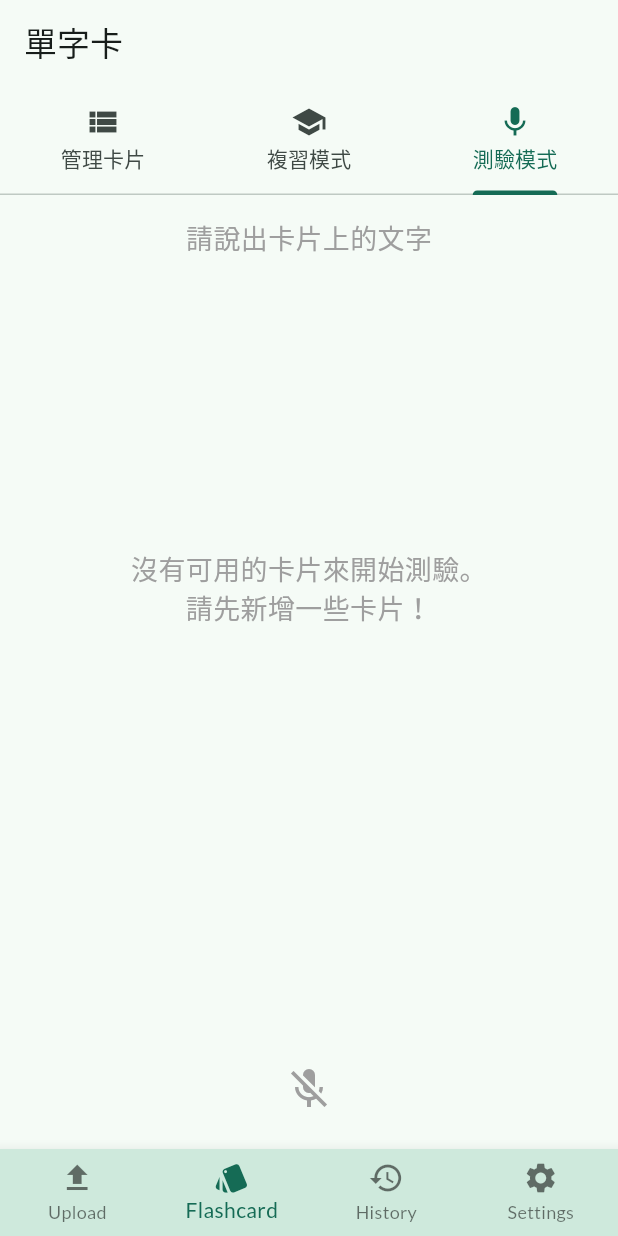
After one commit to rogerfan48/meichu-hackathon, a Flutter app: the FlashcardPage screen opened by its route, tab 3 chosen, after a tap on the "mic off" icon, on a phone screen of 412 x 824 dp. The commit adds this screen. Run offline on Flutter 3.47's test engine with Material 3 defaults, Android fonts, the phone set to English and light mode, and no system bars; drawn by our look-alikes of showcaseview; our stand-ins replace cloud_firestore, cloud_functions, file_picker, firebase_auth, firebase_core, firebase_storage and 11 more; missing offline and left inert: model_viewer_plus; accounts and stored records are empty; Roboto replaces fonts that are missing (Signika).

Commit message:
feat: flashcard test merge

```diff
--- a/lib/pages/flashcard_page.dart
+++ b/lib/pages/flashcard_page.dart
@@ -4,6 +4,7 @@ import '../view_models/cards_page_view_model.dart';
 import '../view_models/account_vm.dart';
 import '../widgets/flashcard/game_view.dart';
 import '../widgets/flashcard/management_view.dart';
+import '../widgets/flashcard/quiz_mode_view.dart';
 
 class FlashcardPage extends StatelessWidget {
   const FlashcardPage({super.key});
@@ -17,11 +18,8 @@ class FlashcardPage extends StatelessWidget {
         body: const Center(
           child: Padding(
             padding: EdgeInsets.all(24.0),
-            child: Text(
-              '請先至「設定」頁面登入以使用單字卡功能。',
-              textAlign: TextAlign.center,
-              style: TextStyle(fontSize: 18, color: Colors.grey),
-            ),
+            child: Text('請先至「設定」頁面登入以使用單字卡功能。',
+              textAlign: TextAlign.center, style: TextStyle(fontSize: 18, color: Colors.grey)),
           ),
         ),
       );
@@ -33,7 +31,7 @@ class FlashcardPage extends StatelessWidget {
           return const Scaffold(body: Center(child: Text('ViewModel 初始化中...')));
         }
         return DefaultTabController(
-          length: 2,
+          length: 3,
           child: Scaffold(
             appBar: AppBar(
               title: const Text('單字卡'),
@@ -41,11 +39,11 @@ class FlashcardPage extends StatelessWidget {
               bottom: TabBar(
                 tabs: const [
                   Tab(text: '管理卡片', icon: Icon(Icons.view_list)),
-                  Tab(text: '遊戲模式', icon: Icon(Icons.games)),
+                  Tab(text: '複習模式', icon: Icon(Icons.school)),
+                  Tab(text: '測驗模式', icon: Icon(Icons.mic)),
                 ],
                 onTap: (index) {
-                  // 從遊戲模式切換走時，重設遊戲狀態
-                  if (viewModel.gameState != GameState.setup && index == 0) {
+                  if (viewModel.gameState != GameState.setup && index != 1) {
                     viewModel.endGame();
                   }
                 },
@@ -66,10 +64,11 @@ class FlashcardPage extends StatelessWidget {
         return Center(child: Text(viewModel.errorMessage ?? '發生未知錯誤'));
       case CardsPageState.idle:
         return TabBarView(
-          physics: const NeverScrollableScrollPhysics(), // 禁止滑動切換 Tab
+          physics: const NeverScrollableScrollPhysics(),
           children: [
             CardManagementView(viewModel: viewModel),
             GameView(viewModel: viewModel),
+            QuizModeView(viewModel: viewModel),
           ],
         );
     }
--- /dev/null
+++ b/lib/widgets/flashcard/quiz_mode_deck.dart
@@ -0,0 +1,91 @@
+import 'package:flutter/material.dart';
+import 'package:flutter_card_swiper/flutter_card_swiper.dart';
+import '../../models/card_model.dart';
+import '../shared/quiz_flash_card.dart';
+
+/// 這個 Controller 專門用於控制測驗模式的卡片堆
+class QuizDeckController {
+  _QuizModeDeckState? _state;
+
+  void _attach(_QuizModeDeckState state) => _state = state;
+  void dispose() => _state = null;
+
+  void swipeRight() => _state?._swiperController.swipe(CardSwiperDirection.right);
+  void swipeLeft() => _state?._swiperController.swipe(CardSwiperDirection.left);
+  int get currentIndex => _state?._currentIndex ?? 0;
+}
+
+class QuizModeDeck extends StatefulWidget {
+  final List<StudyCard> cards;
+  final QuizDeckController? controller;
+
+  const QuizModeDeck({
+    super.key,
+    required this.cards,
+    this.controller,
+  });
+
+  @override
+  State<QuizModeDeck> createState() => _QuizModeDeckState();
+}
+
+class _QuizModeDeckState extends State<QuizModeDeck> {
+  final CardSwiperController _swiperController = CardSwiperController();
+  int _currentIndex = 0;
+
+  @override
+  void initState() {
+    super.initState();
+    widget.controller?._attach(this);
+  }
+
+  @override
+  void dispose() {
+    widget.controller?.dispose();
+    _swiperController.dispose();
+    super.dispose();
+  }
+
+  @override
+  Widget build(BuildContext context) {
+    // ** 關鍵修正：這是解決崩潰的核心 **
+    // 如果傳入的卡片列表是空的，就顯示提示訊息，而不是嘗試建立 CardSwiper。
+    if (widget.cards.isEmpty) {
+      return const Center(
+        child: Padding(
+          padding: EdgeInsets.all(24.0),
+          child: Text(
+            '沒有可用的卡片來開始測驗。\n請先新增一些卡片！',
+            textAlign: TextAlign.center,
+            style: TextStyle(fontSize: 18, color: Colors.grey),
+          ),
+        ),
+      );
+    }
+
+    return CardSwiper(
+      controller: _swiperController,
+      cardsCount: widget.cards.length,
+      // ** 關鍵修正：確保 numberOfCardsDisplayed 不會超過實際卡片數量 **
+      numberOfCardsDisplayed: widget.cards.length < 3 ? widget.cards.length : 3,
+      isLoop: false,
+      padding: const EdgeInsets.symmetric(horizontal: 24, vertical: 16),
+      cardBuilder: (context, index, percentThresholdX, percentThresholdY) {
+        return QuizFlashCard(card: widget.cards[index]);
+      },
+      onSwipe: (int previousIndex, int? currentIndex, CardSwiperDirection direction) {
+        setState(() {
+          _currentIndex = currentIndex ?? widget.cards.length;
+        });
+        return true;
+      },
+      onEnd: () {
+        // 當卡片滑完時，自動返回上一頁 (如果整合在 TabBarView 中，這個邏輯可能不需要)
+        // 為了安全，我們保留它
+        if (Navigator.of(context).canPop()) {
+          Navigator.of(context).pop();
+        }
+      },
+    );
+  }
+}
--- /dev/null
+++ b/lib/widgets/flashcard/quiz_mode_view.dart
@@ -0,0 +1,206 @@
+import 'package:flutter/material.dart';
+import 'package:permission_handler/permission_handler.dart';
+import 'package:speech_to_text/speech_to_text.dart' as stt;
+import '../../models/card_model.dart';
+import '../../view_models/cards_page_view_model.dart';
+import '../shared/animated_icon_button.dart';
+import 'quiz_mode_deck.dart';
+
+class QuizModeView extends StatefulWidget {
+  final CardsPageViewModel viewModel;
+  const QuizModeView({super.key, required this.viewModel});
+
+  @override
+  State<QuizModeView> createState() => _QuizModeViewState();
+}
+
+// 在 lib/widgets/flashcard/quiz_mode_view.dart 中
+
+class _QuizModeViewState extends State<QuizModeView> {
+  final QuizDeckController _deckController = QuizDeckController();
+  final stt.SpeechToText _speech = stt.SpeechToText();
+
+  String _recognizedWords = '';
+  bool _speechEnabled = false;
+  bool _isRecording = false;
+  String _bannerText = '--';
+
+  late List<StudyCard> _quizDeck;
+
+  @override
+  void initState() {
+    super.initState();
+    _quizDeck = List.from(widget.viewModel.allCards)..shuffle();
+    // initState 中只做初始化，不主動請求權限
+    _initSpeech();
+  }
+
+  // 初始化 speech_to_text，但不請求權限
+  Future<void> _initSpeech() async {
+    _speechEnabled = await _speech.initialize(
+      onStatus: (status) {
+        if (mounted && status == "notListening") {
+          setState(() => _isRecording = false);
+        }
+      },
+      onError: (error) {
+        if (mounted) {
+          ScaffoldMessenger.of(context).showSnackBar(
+            SnackBar(content: Text('語音辨識錯誤: ${error.errorMsg}')),
+          );
+        }
+      },
+    );
+    if (mounted) setState(() {});
+  }
+
+  @override
+  void dispose() {
+    _speech.stop();
+    _deckController.dispose();
+    super.dispose();
+  }
+
+  void _toggleRecording() {
+    // 不再檢查 _isRecording，因為 startListening 會處理
+    _startListening();
+  }
+
+  // ** 關鍵修改：將權限請求和語音辨識邏輯結合 **
+  void _startListening() async {
+    if (!_speechEnabled || _isRecording || _quizDeck.isEmpty) return;
+
+    // 步驟 1: 檢查並請求權限
+    var status = await Permission.microphone.request();
+
+    if (!status.isGranted) {
+      // 如果用戶拒絕了權限
+      ScaffoldMessenger.of(context).showSnackBar(
+        const SnackBar(content: Text('您需要提供麥克風權限才能使用語音測驗。')),
+      );
+      // 如果用戶永久拒絕，可以提示他們去設定中開啟
+      if (status.isPermanentlyDenied) {
+        openAppSettings();
+      }
+      return; // 因為沒有權限，所以終止後續操作
+    }
+
+    // 步驟 2: 如果權限已授予，則開始錄音
+    setState(() {
+      _isRecording = true;
+      _recognizedWords = '';
+      _bannerText = '--';
+    });
+
+    final currentCard = _quizDeck[_deckController.currentIndex];
+    final isChinese = RegExp(r'[\u4E00-\u9FFF]').hasMatch(currentCard.text);
+
+    _speech.listen(
+      onResult: (result) {
+        if (mounted && result.finalResult) {
+          setState(() {
+            _recognizedWords = result.recognizedWords;
+            _isRecording = false; // 辨識到最終結果後自動停止
+            _evaluateAnswer();
+          });
+        }
+      },
+      localeId: isChinese ? 'zh-TW' : 'en-US',
+    );
+  }
+
+  // stopListening 保持不變，但在 toggleRecording 中不再需要它
+  void _stopListening() async {
+    await _speech.stop();
+    if (mounted) setState(() => _isRecording = false);
+  }
+
+  void _evaluateAnswer() {
+    if (_quizDeck.isEmpty) return;
+    final currentCard = _quizDeck[_deckController.currentIndex];
+    final isCorrect = currentCard.text.trim().toLowerCase() == _recognizedWords.trim().toLowerCase();
+
+    setState(() => _bannerText = isCorrect ? "正確" : "錯誤");
+
+    Future.delayed(const Duration(milliseconds: 500), () {
+      if (!mounted) return;
+      if (isCorrect) {
+        _deckController.swipeRight();
+      } else {
+        _deckController.swipeLeft();
+      }
+
+      Future.delayed(const Duration(seconds: 1), () {
+        if (mounted) {
+          setState(() {
+            _bannerText = '--';
+            _recognizedWords = '';
+          });
+        }
+      });
+    });
+  }
+
+  @override
+  Widget build(BuildContext context) {
+    // build 方法保持不變
+    return Column(
+      mainAxisAlignment: MainAxisAlignment.center,
+      children: [
+        const Padding(
+          padding: EdgeInsets.all(16.0),
+          child: Text("請說出卡片上的文字", style: TextStyle(fontSize: 18, color: Colors.grey)),
+        ),
+        Expanded(
+          child: QuizModeDeck(
+            controller: _deckController,
+            cards: _quizDeck,
+          ),
+        ),
+        Padding(
+          padding: const EdgeInsets.symmetric(horizontal: 16.0),
+          child: Text(_recognizedWords, style: const TextStyle(fontSize: 16, fontWeight: FontWeight.bold)),
+        ),
+        Padding(
+          padding: const EdgeInsets.symmetric(vertical: 8.0),
+          child: _buildBanner(),
+        ),
+        Padding(
+          padding: const EdgeInsets.all(24.0),
+          child: AnimatedIconButton(
+            icon: _isRecording ? Icons.mic : Icons.mic_off,
+            color: _speechEnabled
+                ? (_isRecording ? Theme.of(context).colorScheme.primary : Colors.grey)
+                : Colors.grey.shade300,
+            onPressed: _speechEnabled && !_isRecording ? _toggleRecording : null, // 正在錄音時停用按鈕
+          ),
+        ),
+      ],
+    );
+  }
+
+  Widget _buildBanner() {
+    // _buildBanner 方法保持不變
+    final theme = Theme.of(context);
+    bool isVisible = _bannerText != '--';
+    Color bannerColor = _bannerText == "正確" ? Colors.green.shade100 : Colors.red.shade100;
+    Color borderColor = _bannerText == "正確" ? Colors.green : Colors.red;
+
+    return AnimatedOpacity(
+      opacity: isVisible ? 1.0 : 0.0,
+      duration: const Duration(milliseconds: 300),
+      child: Container(
+        width: MediaQuery.of(context).size.width * 0.6,
+        height: 50,
+        decoration: BoxDecoration(
+          color: bannerColor,
+          border: Border.all(color: borderColor, width: 2),
+          borderRadius: BorderRadius.circular(8.0),
+        ),
+        child: Center(
+          child: Text(_bannerText, style: TextStyle(color: borderColor, fontWeight: FontWeight.bold)),
+        ),
+      ),
+    );
+  }
+}
--- /dev/null
+++ b/lib/widgets/shared/animated_icon_button.dart
@@ -0,0 +1,71 @@
+import 'package:flutter/material.dart';
+
+class AnimatedIconButton extends StatefulWidget {
+  final IconData icon;
+  final Color color;
+  // ** 關鍵修正 1：允許 onPressed 為 null **
+  final VoidCallback? onPressed;
+
+  const AnimatedIconButton({
+    super.key,
+    required this.icon,
+    required this.color,
+    this.onPressed,
+  });
+
+  @override
+  State<AnimatedIconButton> createState() => AnimatedIconButtonState();
+}
+
+class AnimatedIconButtonState extends State<AnimatedIconButton>
+    with SingleTickerProviderStateMixin {
+  late final AnimationController _controller;
+  late final Animation<double> _animation;
+
+  @override
+  void initState() {
+    super.initState();
+    _controller = AnimationController(
+      vsync: this,
+      duration: const Duration(milliseconds: 100),
+    );
+    _animation = Tween<double>(begin: 1.0, end: 1.5).animate(
+      CurvedAnimation(parent: _controller, curve: Curves.easeOut),
+    );
+  }
+
+  Future<void> playAnimation() async {
+    if (!mounted) return;
+    await _controller.forward();
+    if (!mounted) return;
+    await _controller.reverse();
+  }
+
+  @override
+  void dispose() {
+    _controller.dispose();
+    super.dispose();
+  }
+
+  void _onTap() {
+    // ** 關鍵修正 2：在呼叫前檢查是否為 null **
+    // ?. 語法糖會在 onPressed 不為 null 時才呼叫 call()
+    widget.onPressed?.call();
+  }
+
+  @override
+  Widget build(BuildContext context) {
+    // ** 關鍵修正 3：當 onPressed 為 null 時，停用 GestureDetector 的 onTap 事件 **
+    return GestureDetector(
+      onTap: widget.onPressed != null ? _onTap : null,
+      child: ScaleTransition(
+        scale: _animation,
+        child: Icon(
+          widget.icon,
+          color: widget.onPressed != null ? widget.color : Colors.grey.shade400, // 停用時顯示灰色
+          size: 32,
+        ),
+      ),
+    );
+  }
+}
```
Also changed, not shown: lib/widgets/shared/quiz_flash_card.dart (added, +44 -0 lines), 1 other file.
